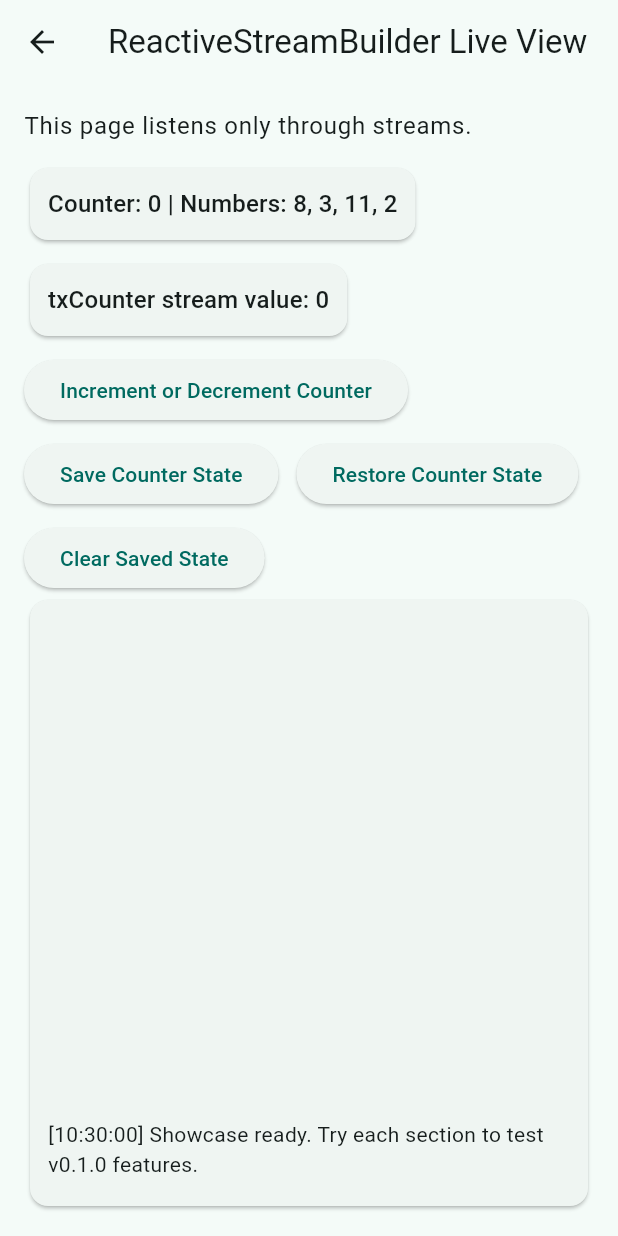
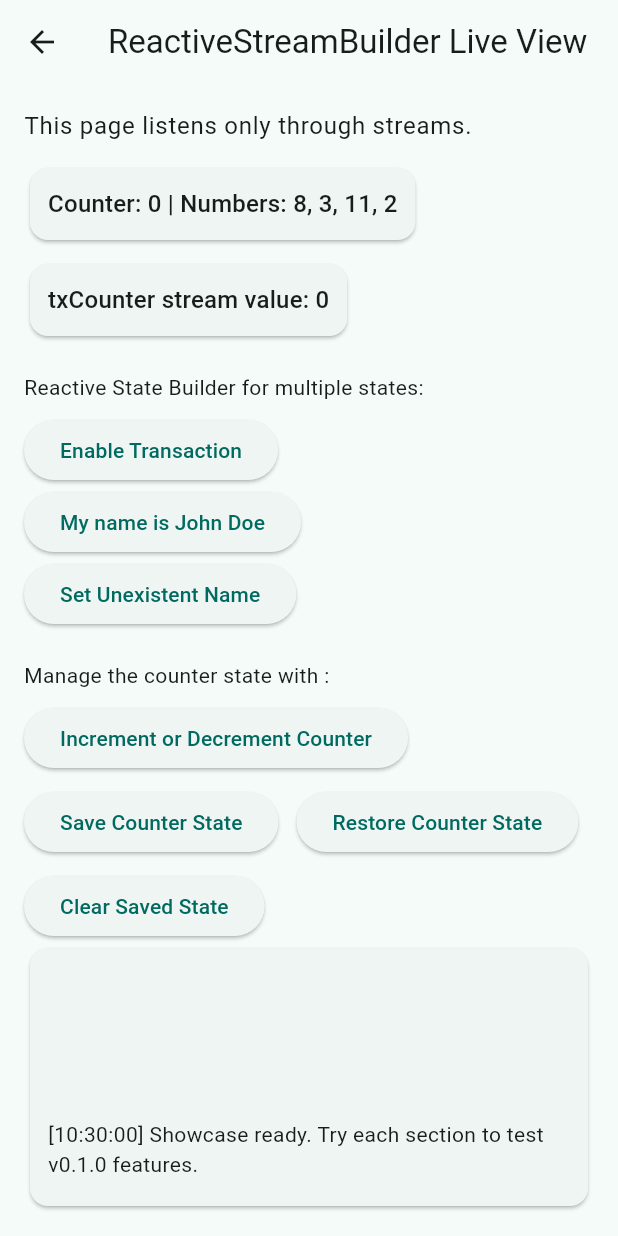
Before and after one commit to D3R50N/flutter_reactive, a Flutter app: the screen it shows after launch, after a tap on the "wifi tethering" icon, on a phone screen of 412 x 824 dp. Run offline on Flutter 3.47's test engine with Material 3 defaults, Android fonts, the phone set to English and light mode, and no system bars.

Commit message:
add reactive state

```diff
--- a/example/lib/page2.dart
+++ b/example/lib/page2.dart
@@ -2,6 +2,8 @@ import 'dart:math';
 
 import 'package:flutter/material.dart';
 import 'package:flutter_reactive/flutter_reactive.dart';
+
+Reactive<String>? _nameReactive;
 
 class StreamShowcasePage extends StatelessWidget {
   const StreamShowcasePage({
@@ -56,7 +58,58 @@ class StreamShowcasePage extends StatelessWidget {
                 ),
               ),
             ),
+            const SizedBox(height: 20),
+            Text(
+              'Reactive State Builder for multiple states:',
+              style: Theme.of(context).textTheme.bodyMedium,
+            ),
             const SizedBox(height: 8),
+            ReactiveStateBuilder(
+              initialState: false,
+              states: {
+                true:
+                    (reactive) => ElevatedButton(
+                      onPressed: () => reactive.value = false,
+                      child: const Text('Disable Transaction'),
+                    ),
+                false:
+                    (reactive) => ElevatedButton(
+                      onPressed: () => reactive.value = true,
+                      child: const Text('Enable Transaction'),
+                    ),
+              },
+            ),
+            ReactiveStateBuilder(
+              initialState: _nameReactive?.value ?? 'No name',
+              onInit: (reactive) {
+                _nameReactive = reactive;
+              },
+              states: {
+                'No name':
+                    (reactive) => ElevatedButton(
+                      onPressed: () => reactive.value = 'John Doe',
+                      child: const Text('My name is John Doe'),
+                    ),
+                'John Doe':
+                    (reactive) => ElevatedButton(
+                      onPressed: () => reactive.value = 'No name',
+                      child: const Text('I don\'t remember my name'),
+                    ),
+              },
+            ),
+            ElevatedButton(
+              onPressed: () {
+                _nameReactive?.value = 'Unexistent Name';
+              },
+              child: const Text('Set Unexistent Name'),
+            ),
+            const SizedBox(height: 20),
+            Text(
+              'Manage the counter state with :',
+              style: Theme.of(context).textTheme.bodyMedium,
+            ),
+            const SizedBox(height: 8),
+
             Wrap(
               spacing: 12,
               runSpacing: 8,
--- a/lib/flutter_reactive.dart
+++ b/lib/flutter_reactive.dart
@@ -15,6 +15,7 @@ export 'extensions/num.dart';
 export 'extensions/state.dart';
 export 'extensions/string.dart';
 export 'widgets/reactive_builder.dart';
+export 'widgets/state_builder.dart';
 export 'widgets/stream_builder.dart';
 
 part 'core/transaction.dart';
--- /dev/null
+++ b/lib/widgets/state_builder.dart
@@ -0,0 +1,40 @@
+import 'package:flutter/material.dart';
+import 'package:flutter_reactive/flutter_reactive.dart';
+
+class ReactiveStateBuilder<T> extends StatefulWidget {
+  const ReactiveStateBuilder({
+    super.key,
+    this.states = const {},
+    required this.initialState,
+    this.onInit,
+  });
+
+  final T initialState;
+  final void Function(Reactive<T> reactive)? onInit;
+  final Map<T, Widget Function(Reactive<T> reactive)> states;
+
+  @override
+  State<ReactiveStateBuilder<T>> createState() =>
+      _ReactiveStateBuilderState<T>();
+}
+
+class _ReactiveStateBuilderState<T> extends State<ReactiveStateBuilder<T>> {
+  late final Reactive<T> _state = Reactive<T>(widget.initialState);
+
+  @override
+  void initState() {
+    super.initState();
+    widget.onInit?.call(_state);
+  }
+
+  @override
+  Widget build(BuildContext context) {
+    return ReactiveBuilder(reactive: _state, builder: (v) {
+      final builder = widget.states[v];
+      if (builder != null) {
+        return builder(_state);
+      }
+      return const SizedBox.shrink();
+    });
+  }
+}
```
Also changed, not shown: 2 other files.
